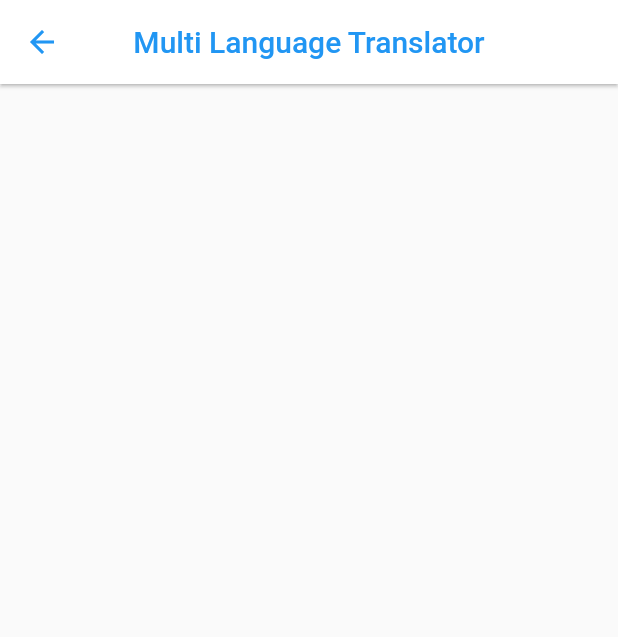
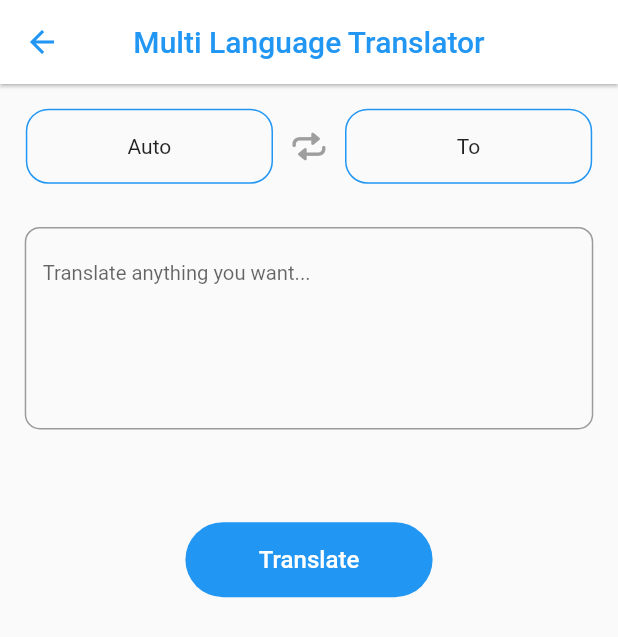
Before and after one commit to HarshAndroid/Ai-Assistant-In-Flutter-Using-ChatGpt, a Flutter app: the TranslatorFeature screen opened directly, on a phone screen of 412 x 824 dp. Shown: the top 637 px of the screen. Run offline on Flutter 3.47's test engine with Material 3 defaults, Android fonts, the phone set to English and light mode, and no system bars; our stand-ins replace animated_text_kit, cached_network_image, flutter_animate, get, hive, lottie and 1 more; missing offline and left inert: dart_openai, gallery_saver_updated; accounts and stored records are empty; statements that could not run were skipped; project files that could hold a hidden picture were left out.

Commit message:
*UI Design for Translator Feature.

```diff
--- /dev/null
+++ b/lib/controller/translate_controller.dart
@@ -0,0 +1,21 @@
+import 'package:flutter/material.dart';
+import 'package:get/get.dart';
+
+import '../helper/my_dialog.dart';
+
+class TranslateController extends GetxController {
+  final textC = TextEditingController();
+  final resultC = TextEditingController();
+
+  final from = ''.obs, to = ''.obs;
+
+  Future<void> askQuestion() async {
+    if (textC.text.trim().isNotEmpty) {
+      // final res = await APIs.getAnswer(textC.text);
+
+      textC.text = '';
+    } else {
+      MyDialog.info('Ask Something!');
+    }
+  }
+}
--- a/lib/screen/feature/translator_feature.dart
+++ b/lib/screen/feature/translator_feature.dart
@@ -1,4 +1,9 @@
+import 'package:flutter/cupertino.dart';
 import 'package:flutter/material.dart';
+
+import '../../controller/translate_controller.dart';
+import '../../helper/global.dart';
+import '../../widget/custom_btn.dart';
 
 class TranslatorFeature extends StatefulWidget {
   const TranslatorFeature({super.key});
@@ -8,6 +13,8 @@ class TranslatorFeature extends StatefulWidget {
 }
 
 class _TranslatorFeatureState extends State<TranslatorFeature> {
+  final _c = TranslateController();
+
   @override
   Widget build(BuildContext context) {
     return Scaffold(
@@ -18,7 +25,81 @@ class _TranslatorFeatureState extends State<TranslatorFeature> {
 
       //body
       body: ListView(
-        children: const [],
+        physics: const BouncingScrollPhysics(),
+        padding: EdgeInsets.only(top: mq.height * .02, bottom: mq.height * .1),
+        children: [
+          Row(mainAxisAlignment: MainAxisAlignment.center, children: [
+            //from language
+            Container(
+              height: 50,
+              width: mq.width * .4,
+              alignment: Alignment.center,
+              decoration: BoxDecoration(
+                  border: Border.all(color: Colors.blue),
+                  borderRadius: const BorderRadius.all(Radius.circular(15))),
+              child: const Text('Auto'),
+            ),
+
+            //swipe language btn
+            IconButton(
+                onPressed: () {},
+                icon: const Icon(
+                  CupertinoIcons.repeat,
+                  color: Colors.grey,
+                )),
+
+            //to language
+            Container(
+              height: 50,
+              width: mq.width * .4,
+              alignment: Alignment.center,
+              decoration: BoxDecoration(
+                  border: Border.all(color: Colors.blue),
+                  borderRadius: const BorderRadius.all(Radius.circular(15))),
+              child: const Text('To'),
+            )
+          ]),
+
+          //text field
+          Padding(
+            padding: EdgeInsets.symmetric(
+                horizontal: mq.width * .04, vertical: mq.height * .035),
+            child: TextFormField(
+              controller: _c.textC,
+              minLines: 5,
+              maxLines: null,
+              onTapOutside: (e) => FocusScope.of(context).unfocus(),
+              decoration: const InputDecoration(
+                  hintText: 'Translate anything you want...',
+                  hintStyle: TextStyle(fontSize: 13.5),
+                  border: OutlineInputBorder(
+                      borderRadius: BorderRadius.all(Radius.circular(10)))),
+            ),
+          ),
+
+          //result field
+          if (_c.resultC.text.isNotEmpty)
+            Padding(
+              padding: EdgeInsets.symmetric(horizontal: mq.width * .04),
+              child: TextFormField(
+                controller: _c.resultC,
+                maxLines: null,
+                onTapOutside: (e) => FocusScope.of(context).unfocus(),
+                decoration: const InputDecoration(
+                    border: OutlineInputBorder(
+                        borderRadius: BorderRadius.all(Radius.circular(10)))),
+              ),
+            ),
+
+          //for adding some space
+          SizedBox(height: mq.height * .04),
+
+          //translate btn
+          CustomBtn(
+            onTap: () {},
+            text: 'Translate',
+          )
+        ],
       ),
     );
   }
```
